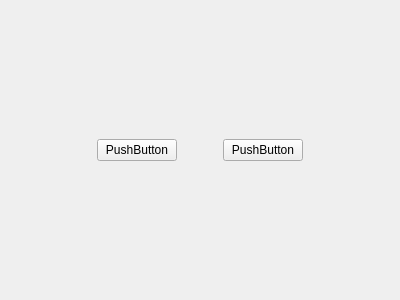
Qt form woterm/qwotermmask.ui (hongnod/woterm) before a commit.
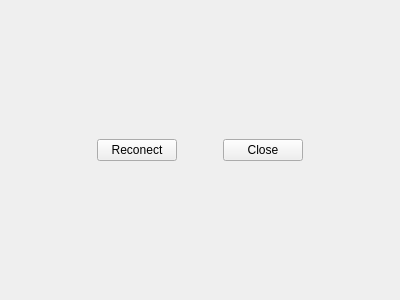
The same form after that commit.

```diff
--- a/woterm/qwotermmask.ui
+++ b/woterm/qwotermmask.ui
@@ -45,7 +45,7 @@
      <item>
       <widget class="QPushButton" name="btnReconnect">
        <property name="text">
-        <string>PushButton</string>
+        <string>Reconect</string>
        </property>
       </widget>
      </item>
@@ -68,7 +68,7 @@
      <item>
       <widget class="QPushButton" name="btnClose">
        <property name="text">
-        <string>PushButton</string>
+        <string>Close</string>
        </property>
       </widget>
      </item>
```
